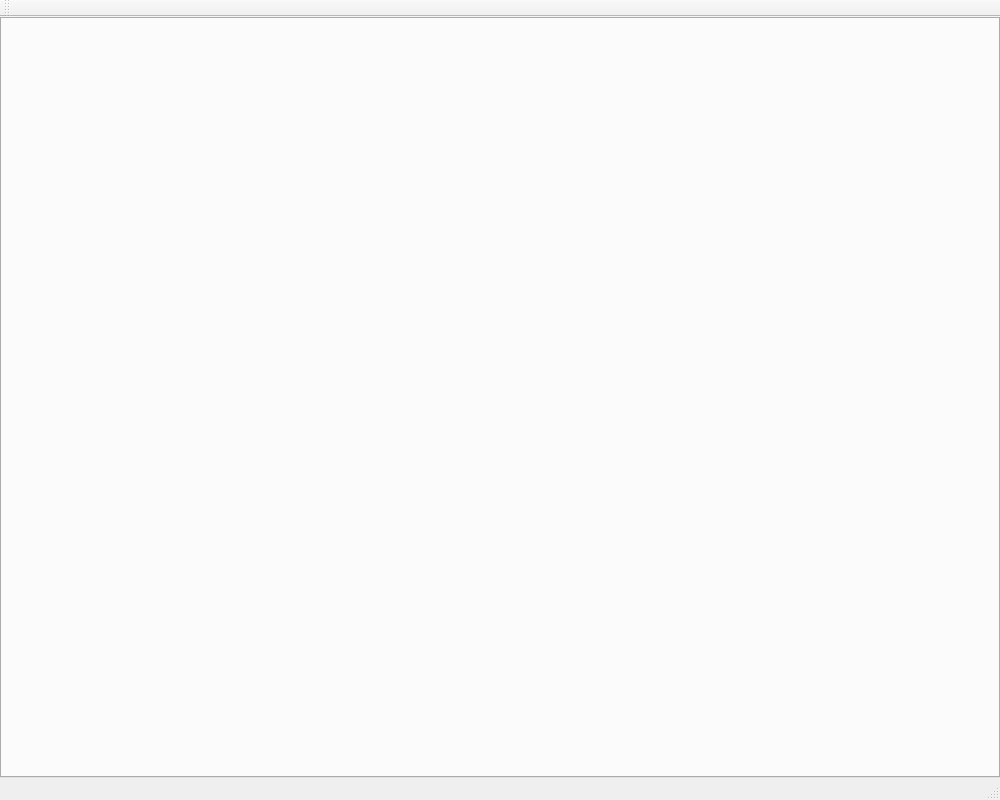
Above: src/gambitpairing/ui/main_window.ui from gambit-devs/gambit-pairing before the change. Below: the same form after it.
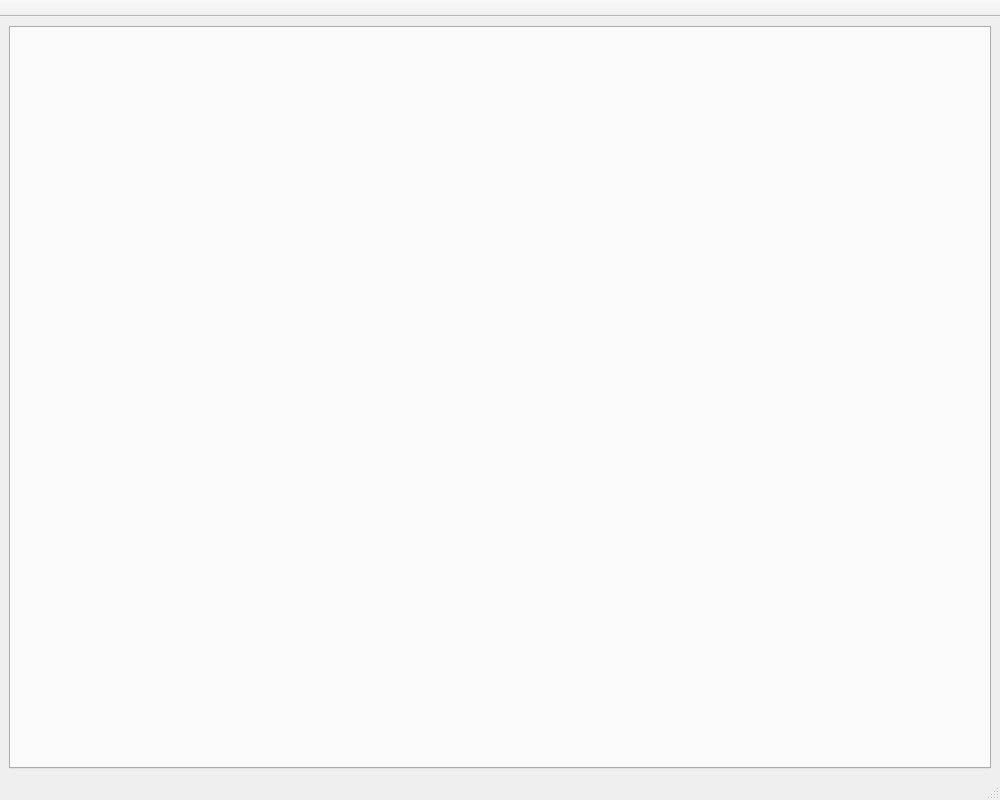
That is the form after the change.

The edit to the form file:
```diff
--- a/src/gambitpairing/ui/main_window.ui
+++ b/src/gambitpairing/ui/main_window.ui
@@ -15,18 +15,6 @@
   </property>
   <widget class="QWidget" name="central_widget">
    <layout class="QVBoxLayout" name="main_layout">
-    <property name="leftMargin">
-     <number>0</number>
-    </property>
-    <property name="topMargin">
-     <number>0</number>
-    </property>
-    <property name="rightMargin">
-     <number>0</number>
-    </property>
-    <property name="bottomMargin">
-     <number>0</number>
-    </property>
     <item>
      <widget class="QStackedWidget" name="stacked_widget">
       <widget class="QTabWidget" name="tabs"/>
@@ -48,6 +36,12 @@
    <property name="windowTitle">
     <string>Main Toolbar</string>
    </property>
+   <property name="movable">
+    <bool>false</bool>
+   </property>
+   <property name="floatable">
+    <bool>false</bool>
+   </property>
    <attribute name="toolBarArea">
     <enum>TopToolBarArea</enum>
    </attribute>
```
